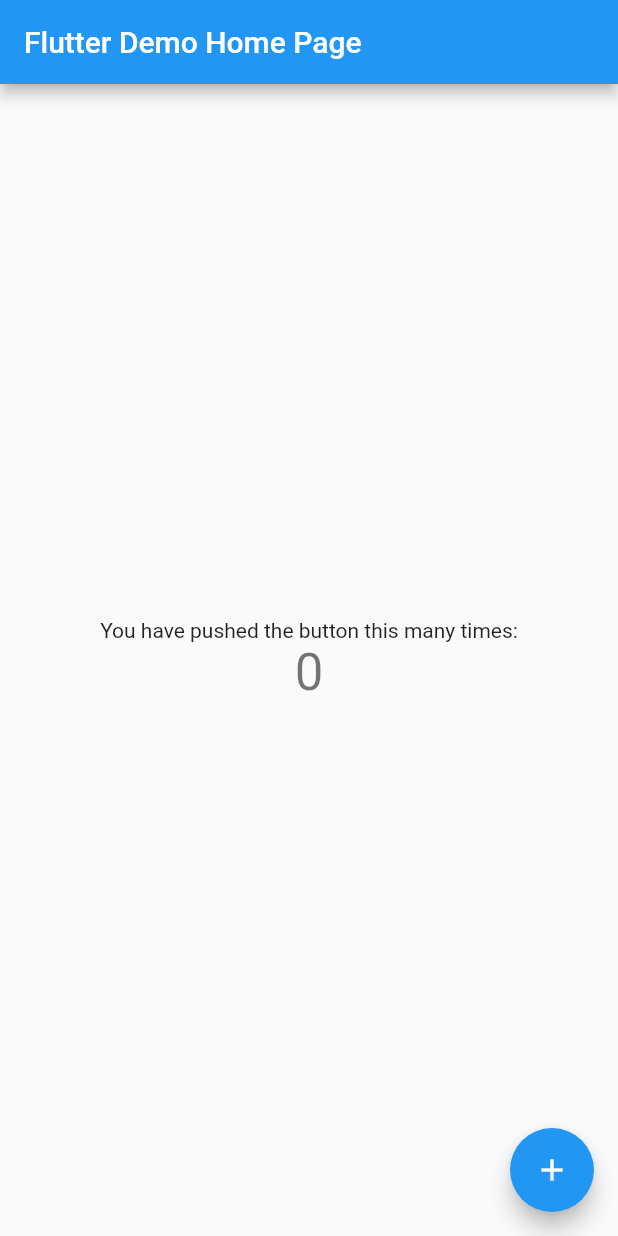
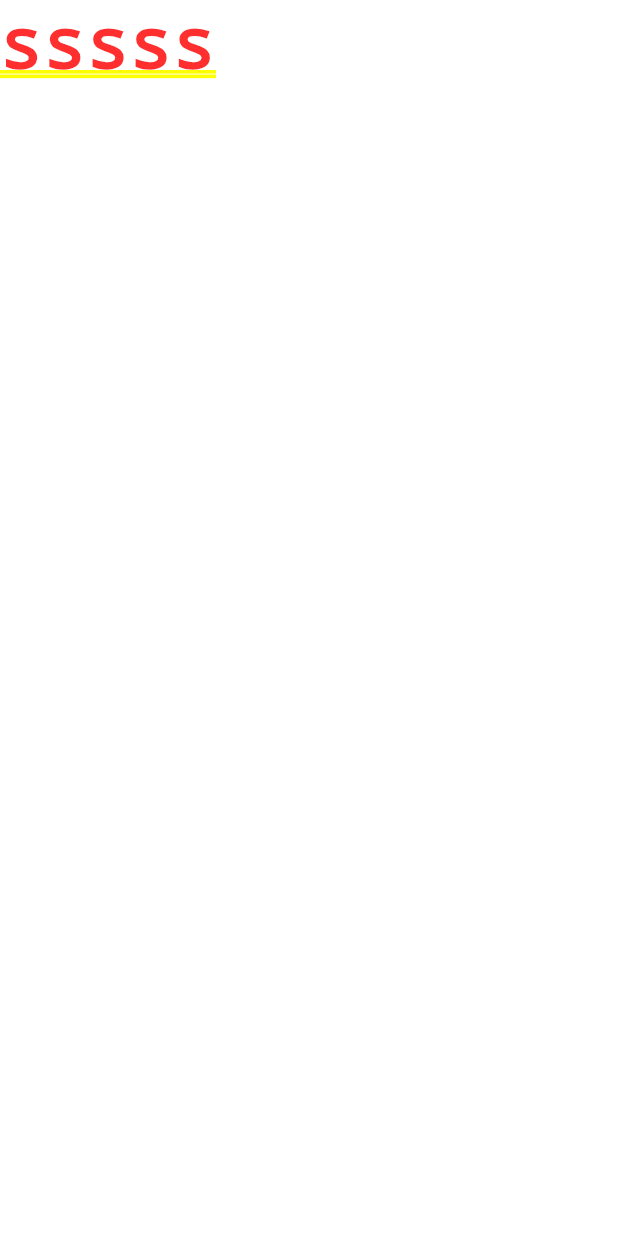
Before and after one commit to development1soft/Flutter-Mastering-Level-1, a Flutter app: the screen it shows after launch, on a phone screen of 412 x 824 dp. Run offline on Flutter 3.47's test engine with Material 2 defaults, Android fonts, the phone set to English and light mode, and no system bars.

Commit message:
folder strucure - stateless widget - material app finished successfully

```diff
--- a/lib/main.dart
+++ b/lib/main.dart
@@ -1,111 +1,18 @@
 import 'package:flutter/material.dart';
 
-void main() => runApp(MyApp());
+void main() => runApp(MyFirstApp());
 
-class MyApp extends StatelessWidget {
-  // This widget is the root of your application.
-  @override
-  Widget build(BuildContext context) {
-    return MaterialApp(
-      title: 'Flutter Demo',
-      theme: ThemeData(
-        // This is the theme of your application.
-        //
-        // Try running your application with "flutter run". You'll see the
-        // application has a blue toolbar. Then, without quitting the app, try
-        // changing the primarySwatch below to Colors.green and then invoke
-        // "hot reload" (press "r" in the console where you ran "flutter run",
-        // or simply save your changes to "hot reload" in a Flutter IDE).
-        // Notice that the counter didn't reset back to zero; the application
-        // is not restarted.
-        primarySwatch: Colors.blue,
-      ),
-      home: MyHomePage(title: 'Flutter Demo Home Page'),
-    );
-  }
-}
-
-class MyHomePage extends StatefulWidget {
-  MyHomePage({Key key, this.title}) : super(key: key);
-
-  // This widget is the home page of your application. It is stateful, meaning
-  // that it has a State object (defined below) that contains fields that affect
-  // how it looks.
-
-  // This class is the configuration for the state. It holds the values (in this
-  // case the title) provided by the parent (in this case the App widget) and
-  // used by the build method of the State. Fields in a Widget subclass are
-  // always marked "final".
-
-  final String title;
-
-  @override
-  _MyHomePageState createState() => _MyHomePageState();
-}
-
-class _MyHomePageState extends State<MyHomePage> {
-  int _counter = 0;
-
-  void _incrementCounter() {
-    setState(() {
-      // This call to setState tells the Flutter framework that something has
-      // changed in this State, which causes it to rerun the build method below
-      // so that the display can reflect the updated values. If we changed
-      // _counter without calling setState(), then the build method would not be
-      // called again, and so nothing would appear to happen.
-      _counter++;
-    });
-  }
+class MyFirstApp extends StatelessWidget{
 
   @override
   Widget build(BuildContext context) {
-    // This method is rerun every time setState is called, for instance as done
-    // by the _incrementCounter method above.
-    //
-    // The Flutter framework has been optimized to make rerunning build methods
-    // fast, so that you can just rebuild anything that needs updating rather
-    // than having to individually change instances of widgets.
-    return Scaffold(
-      appBar: AppBar(
-        // Here we take the value from the MyHomePage object that was created by
-        // the App.build method, and use it to set our appbar title.
-        title: Text(widget.title),
-      ),
-      body: Center(
-        // Center is a layout widget. It takes a single child and positions it
-        // in the middle of the parent.
-        child: Column(
-          // Column is also a layout widget. It takes a list of children and
-          // arranges them vertically. By default, it sizes itself to fit its
-          // children horizontally, and tries to be as tall as its parent.
-          //
-          // Invoke "debug painting" (press "p" in the console, choose the
-          // "Toggle Debug Paint" action from the Flutter Inspector in Android
-          // Studio, or the "Toggle Debug Paint" command in Visual Studio Code)
-          // to see the wireframe for each widget.
-          //
-          // Column has various properties to control how it sizes itself and
-          // how it positions its children. Here we use mainAxisAlignment to
-          // center the children vertically; the main axis here is the vertical
-          // axis because Columns are vertical (the cross axis would be
-          // horizontal).
-          mainAxisAlignment: MainAxisAlignment.center,
-          children: <Widget>[
-            Text(
-              'You have pushed the button this many times:',
-            ),
-            Text(
-              '$_counter',
-              style: Theme.of(context).textTheme.display1,
-            ),
-          ],
-        ),
-      ),
-      floatingActionButton: FloatingActionButton(
-        onPressed: _incrementCounter,
-        tooltip: 'Increment',
-        child: Icon(Icons.add),
-      ), // This trailing comma makes auto-formatting nicer for build methods.
+
+    return MaterialApp(
+      title: 'First App',
+      home: Text('sssss'),
+      debugShowCheckedModeBanner: false,
     );
+
   }
+
 }
```
Also changed, not shown: 1 other file.
